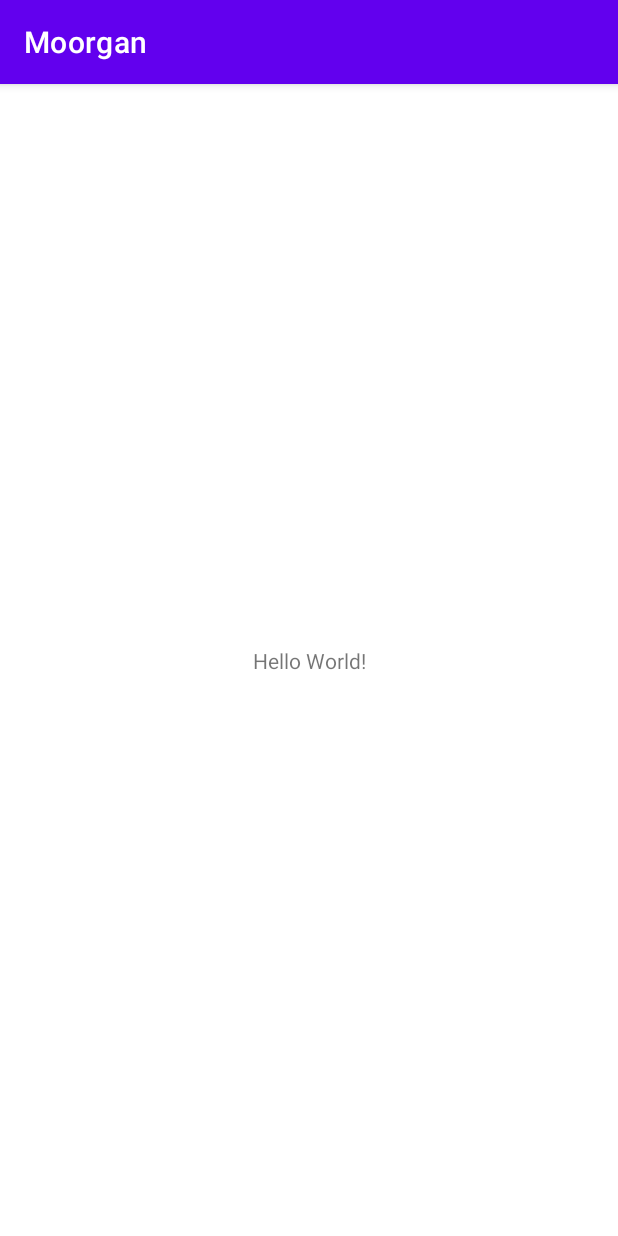
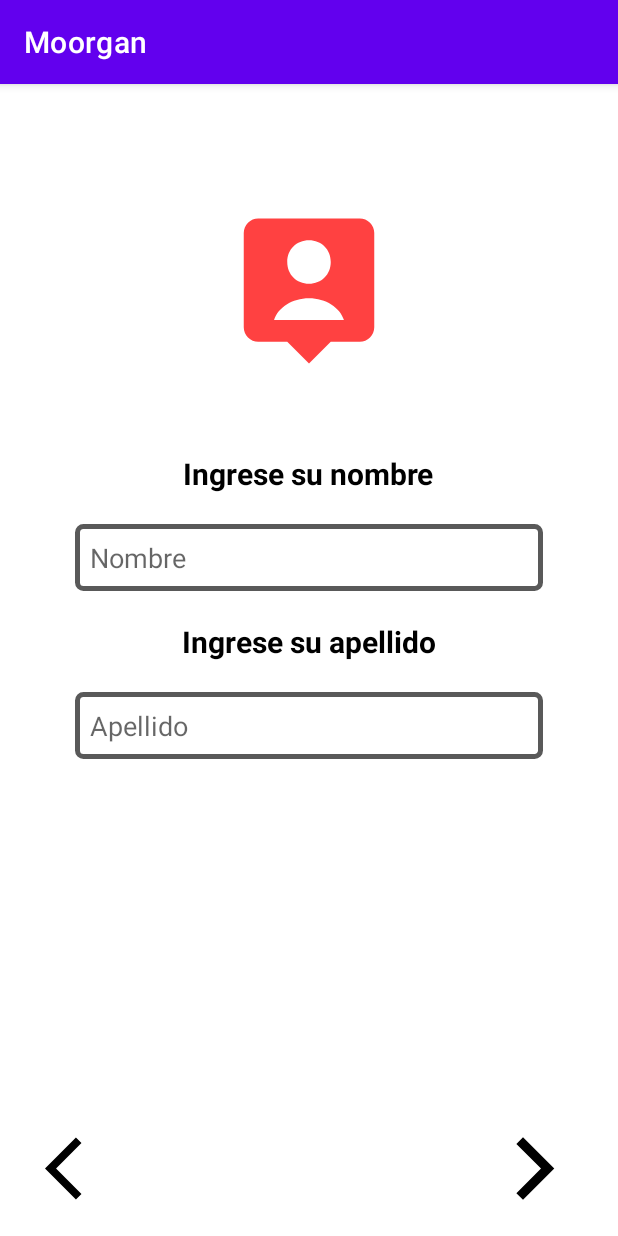
Before and after one commit to DANR2906/Moorgan, an Android app: the screen it shows after launch (MainActivity before the commit, RegisterActivity after it), on a phone screen of 412 x 824 dp. Run offline under Robolectric (Android 15) with nearby library versions, the phone set to English and light mode, and no system bars.

Commit message:
implementation register activity

```diff
--- a/app/src/main/AndroidManifest.xml
+++ b/app/src/main/AndroidManifest.xml
@@ -9,7 +9,8 @@
         android:roundIcon="@mipmap/ic_launcher_round"
         android:supportsRtl="true"
         android:theme="@style/Theme.Moorgan">
-        <activity android:name=".MainActivity">
+        <activity android:name=".MainActivity"></activity>
+        <activity android:name=".RegisterActivity">
             <intent-filter>
                 <action android:name="android.intent.action.MAIN" />
 
--- /dev/null
+++ b/app/src/main/java/com/moorgan/RegisterActivity.java
@@ -0,0 +1,102 @@
+package com.moorgan;
+
+import androidx.annotation.NonNull;
+import androidx.annotation.StringDef;
+import androidx.appcompat.app.AppCompatActivity;
+import androidx.fragment.app.Fragment;
+import androidx.fragment.app.FragmentManager;
+import androidx.fragment.app.FragmentStatePagerAdapter;
+import androidx.viewpager.widget.ViewPager;
+
+import android.os.Bundle;
+import android.view.View;
+import android.widget.Toast;
+
+import com.moorgan.Fragments.Register1;
+import com.moorgan.Fragments.Register2;
+
+import java.util.ArrayList;
+import java.util.List;
+
+public class RegisterActivity extends AppCompatActivity {
+
+    private static final int NUM_PAGES = 2;
+
+    private ViewPager viewPager;
+
+    private PagerAdapter pagerAdapter;
+
+
+    @Override
+    protected void onCreate(Bundle savedInstanceState) {
+        super.onCreate(savedInstanceState);
+        setContentView(R.layout.activity_register);
+
+        viewPager = findViewById(R.id.view_pager);
+
+        List<Fragment> fragments = new ArrayList<>();
+        addFragments(fragments);
+
+        pagerAdapter = new PagerAdapter(getSupportFragmentManager(), fragments);
+
+        viewPager.setAdapter(pagerAdapter);
+    }
+
+    /**
+     * This method fill the list whit the fragments
+     * @param fragments
+     */
+    private void addFragments(List<Fragment> fragments){
+
+        fragments.add(new Register1());
+        fragments.add(new Register2());
+
+    }
+
+    public void goToRightPage(View view){
+
+        int currentPage = viewPager.getCurrentItem();
+
+        if(currentPage >= NUM_PAGES-1)
+            Toast.makeText(this, getString(R.string.toast_no_more_pages), Toast.LENGTH_SHORT).show();
+        else
+            viewPager.setCurrentItem(currentPage + 1);
+    }
+
+    public void goToLeftPage(View view){
+
+        int currentPage = viewPager.getCurrentItem();
+
+        if(currentPage <= 0)
+            Toast.makeText(this, getString(R.string.toast_no_more_pages), Toast.LENGTH_SHORT).show();
+        else
+            viewPager.setCurrentItem(currentPage - 1);
+
+    }
+
+
+    /**
+     * Class PagerAdapter
+     */
+    private class PagerAdapter extends FragmentStatePagerAdapter {
+
+        List<Fragment> fragments;
+
+        public PagerAdapter(FragmentManager supportFragmentManager, List<Fragment> fragments) {
+            super(supportFragmentManager, BEHAVIOR_RESUME_ONLY_CURRENT_FRAGMENT);
+
+            this.fragments = fragments;
+        }
+
+        @NonNull
+        @Override
+        public Fragment getItem(int position) {
+            return fragments.get(position);
+        }
+
+        @Override
+        public int getCount() {
+            return NUM_PAGES;
+        }
+    }
+}
--- a/app/src/main/java/com/moorgan/database/AdminDBHelper.java
+++ b/app/src/main/java/com/moorgan/database/AdminDBHelper.java
@@ -56,7 +56,7 @@ public class AdminDBHelper extends SQLiteOpenHelper {
      * @param context
      */
     public AdminDBHelper(@Nullable Context context) {
-        super(context, this.MOORGAN_DB_NAME, null, this.MOORGAN_DB_VERSION);
+        super(context, MOORGAN_DB_NAME, null, MOORGAN_DB_VERSION);
     }
 
     /**
--- /dev/null
+++ b/app/src/main/res/drawable/ic_left_arrow_register.xml
@@ -0,0 +1,13 @@
+<vector
+    android:height="50dp"
+    android:tint="@color/black"
+    android:viewportHeight="24"
+    android:viewportWidth="24"
+    android:width="50dp"
+    xmlns:android="http://schemas.android.com/apk/res/android">
+
+    <path
+        android:fillColor="@android:color/white"
+        android:pathData="M11.67,3.87L9.9,2.1 0,12l9.9,9.9 1.77,-1.77L3.54,12z"/>
+
+</vector>
--- /dev/null
+++ b/app/src/main/res/drawable/ic_right_arrow_register.xml
@@ -0,0 +1,12 @@
+<vector
+    android:height="50dp"
+    android:tint="@color/black"
+    android:viewportHeight="24"
+    android:viewportWidth="24"
+    android:width="50dp"
+    xmlns:android="http://schemas.android.com/apk/res/android">
+
+    <path
+        android:fillColor="@android:color/white"
+        android:pathData="M5.88,4.12L13.76,12l-7.88,7.88L8,22l10,-10L8,2z"/>
+</vector>
--- /dev/null
+++ b/app/src/main/res/drawable/register_field_border.xml
@@ -0,0 +1,20 @@
+<?xml version="1.0" encoding="utf-8"?>
+<shape
+    xmlns:android="http://schemas.android.com/apk/res/android"
+    android:shape="rectangle">
+
+    <corners
+        android:radius="4dp"/>
+
+    <padding
+        android:left="10dp"
+        android:right="10dp"
+        android:top="10dp"
+        android:bottom="10dp"
+        />
+
+    <stroke
+        android:width="3dp"
+        android:color="#A6000000"
+        />
+</shape>
--- /dev/null
+++ b/app/src/main/res/layout/activity_register.xml
@@ -0,0 +1,44 @@
+<?xml version="1.0" encoding="utf-8"?>
+<RelativeLayout xmlns:android="http://schemas.android.com/apk/res/android"
+    xmlns:app="http://schemas.android.com/apk/res-auto"
+    xmlns:tools="http://schemas.android.com/tools"
+    android:layout_width="match_parent"
+    android:layout_height="match_parent"
+    tools:context=".RegisterActivity">
+
+
+    <androidx.viewpager.widget.ViewPager
+        android:id="@+id/view_pager"
+        android:layout_width="match_parent"
+        android:layout_height="match_parent"
+        android:layout_above="@+id/right_arrow"
+        />
+
+    <ImageButton
+        android:id="@+id/right_arrow"
+        android:layout_width="wrap_content"
+        android:layout_height="wrap_content"
+        android:background="@null"
+        android:src="@drawable/ic_right_arrow_register"
+        android:layout_alignParentBottom="true"
+        android:layout_alignParentRight="true"
+        android:layout_marginRight="30dp"
+        android:layout_marginBottom="20dp"
+        android:onClick="goToRightPage"
+        />
+
+    <ImageButton
+        android:id="@+id/left_arrow"
+        android:layout_width="wrap_content"
+        android:layout_height="wrap_content"
+        android:background="@null"
+        android:src="@drawable/ic_left_arrow_register"
+        android:layout_alignParentBottom="true"
+        android:layout_alignParentLeft="true"
+        android:layout_marginLeft="30dp"
+        android:layout_marginBottom="20dp"
+        android:onClick="goToLeftPage"
+        />
+
+
+</RelativeLayout>
--- a/app/src/main/res/layout/fragment_register1.xml
+++ b/app/src/main/res/layout/fragment_register1.xml
@@ -1,14 +1,67 @@
 <?xml version="1.0" encoding="utf-8"?>
-<FrameLayout xmlns:android="http://schemas.android.com/apk/res/android"
+<RelativeLayout xmlns:android="http://schemas.android.com/apk/res/android"
     xmlns:tools="http://schemas.android.com/tools"
     android:layout_width="match_parent"
     android:layout_height="match_parent"
     tools:context=".Fragments.Register1">
 
-    <!-- TODO: Update blank fragment layout -->
-    <TextView
+    <LinearLayout
+        android:id="@+id/linearLayout"
         android:layout_width="match_parent"
-        android:layout_height="match_parent"
-        android:text="@string/hello_blank_fragment" />
+        android:layout_height="wrap_content"
+        android:orientation="vertical"
+        android:gravity="center">
 
-</FrameLayout>
+        <ImageView
+            android:id="@+id/ic_user_register"
+            android:layout_width="wrap_content"
+            android:layout_height="wrap_content"
+            android:src="@drawable/ic_user_register"
+            android:layout_marginTop="80dp"/>
+
+        <TextView
+            android:id="@+id/name_information"
+            android:layout_width="wrap_content"
+            android:layout_height="wrap_content"
+            android:text="@string/name_information"
+            android:textSize="20dp"
+            android:textStyle="bold"
+            android:textColor="@color/black"
+            android:layout_marginTop="50dp"/>
+
+        <EditText
+            android:id="@+id/field_name"
+            android:layout_width="match_parent"
+            android:layout_height="wrap_content"
+            android:layout_marginLeft="50dp"
+            android:layout_marginRight="50dp"
+            android:layout_marginTop="20dp"
+            android:hint="@string/name_hint"
+            android:background="@drawable/register_field_border"/>
+
+        <TextView
+            android:id="@+id/last_name_information"
+            android:layout_width="wrap_content"
+            android:layout_height="wrap_content"
+            android:text="@string/last_name_information"
+            android:textSize="20dp"
+            android:textStyle="bold"
+            android:textColor="@color/black"
+            android:layout_marginTop="20dp"/>
+
+        <EditText
+            android:id="@+id/field_last_name"
+            android:layout_width="match_parent"
+            android:layout_height="wrap_content"
+            android:layout_marginLeft="50dp"
+            android:layout_marginRight="50dp"
+            android:layout_marginTop="20dp"
+            android:hint="@string/last_name_hint"
+            android:background="@drawable/register_field_border"/>
+
+
+
+
+    </LinearLayout>
+
+</RelativeLayout>
--- a/app/src/main/res/values/strings.xml
+++ b/app/src/main/res/values/strings.xml
@@ -1,5 +1,25 @@
 <resources>
     <string name="app_name">Moorgan</string>
-    <!-- TODO: Remove or change this placeholder text -->
-    <string name="hello_blank_fragment">Hello blank fragment</string>
+
+
+    <!-- TODO: Register 1 -->
+
+    <string name="name_information">Ingrese su nombre</string>
+    <string name="name_hint">Nombre</string>
+
+    <string name="last_name_information">Ingrese su apellido</string>
+    <string name="last_name_hint">Apellido</string>
+
+    <!-- TODO: Register 2 -->
+
+    <string name="birthdate_information">Ingrese su fecha de nacimiento</string>
+    <string name="birthdate_hint">Fecha de nacimiento</string>
+
+    <string name="career_information">Ingrese su profesión</string>
+    <string name="career_hint">Profesión</string>
+
+    <!-- TODO: Register Activity -->
+
+    <string name="toast_no_more_pages">No hay mas páginas</string>
+
 </resources>
```
Also changed, not shown: app/src/main/java/com/moorgan/Fragments/Register1.java (+3 -45 lines), app/src/main/java/com/moorgan/Fragments/Register2.java (+3 -46 lines), app/src/main/res/layout/fragment_register2.xml (+59 -6 lines), app/src/main/res/drawable-v24/ic_user_register.xml (renamed from app/src/main/res/drawable-v24/ic_user.xml).
